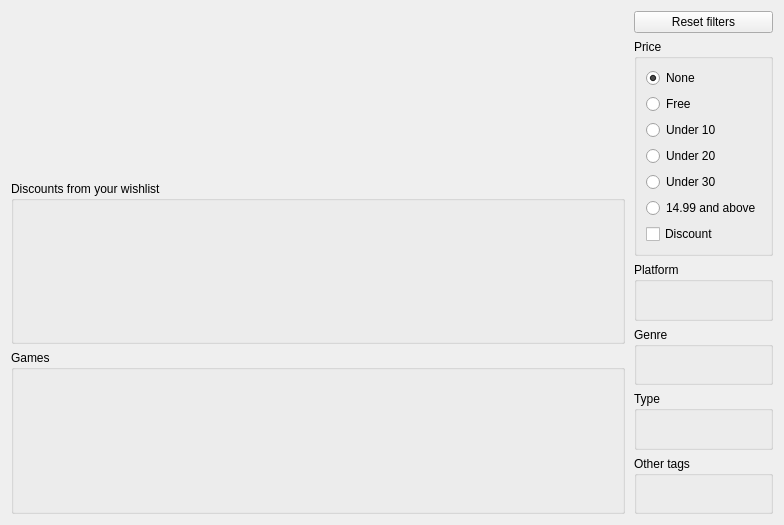
Before: the Qt Designer form rare/ui/components/tabs/store/store.ui in RareDevs/Rare, drawn with Qt 5.
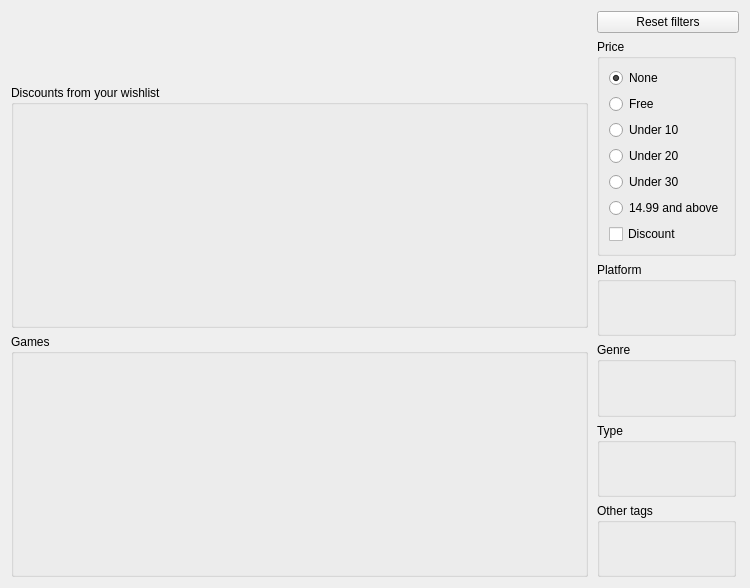
After: the same form once the commit is applied.

Commit message: ShopWidget: Fix layouting again

The edit to the form file:
```diff
--- a/rare/ui/components/tabs/store/store.ui
+++ b/rare/ui/components/tabs/store/store.ui
@@ -6,14 +6,14 @@
    <rect>
     <x>0</x>
     <y>0</y>
-    <width>784</width>
-    <height>525</height>
+    <width>750</width>
+    <height>588</height>
    </rect>
   </property>
   <property name="windowTitle">
    <string notr="true">Store</string>
   </property>
-  <layout class="QHBoxLayout" name="shop_layout" stretch="0,0">
+  <layout class="QHBoxLayout" name="shop_layout" stretch="1,0">
    <item>
     <layout class="QVBoxLayout" name="left_layout">
      <item>
@@ -35,8 +35,8 @@
          <rect>
           <x>0</x>
           <y>0</y>
-          <width>611</width>
-          <height>511</height>
+          <width>583</width>
+          <height>574</height>
          </rect>
         </property>
         <layout class="QVBoxLayout" name="games_container_layout">
@@ -53,7 +53,13 @@
           <number>0</number>
          </property>
          <item>
-          <widget class="QScrollArea" name="free_games_scrollarea">
+          <widget class="QScrollArea" name="free_scrollarea">
+           <property name="sizePolicy">
+            <sizepolicy hsizetype="Expanding" vsizetype="Fixed">
+             <horstretch>0</horstretch>
+             <verstretch>0</verstretch>
+            </sizepolicy>
+           </property>
            <property name="frameShape">
             <enum>QFrame::NoFrame</enum>
            </property>
@@ -71,8 +77,8 @@
              <rect>
               <x>0</x>
               <y>0</y>
-              <width>608</width>
-              <height>166</height>
+              <width>580</width>
+              <height>83</height>
              </rect>
             </property>
            </widget>
@@ -149,8 +155,8 @@
          <rect>
           <x>0</x>
           <y>0</y>
-          <width>151</width>
-          <height>479</height>
+          <width>145</width>
+          <height>542</height>
          </rect>
         </property>
         <layout class="QVBoxLayout" name="filter_container_layout">
@@ -161,7 +167,7 @@
           <number>0</number>
          </property>
          <property name="rightMargin">
-          <number>0</number>
+          <number>3</number>
          </property>
          <property name="bottomMargin">
           <number>0</number>
```
Left out of the diff: 16 changed lines with no effect on the pictures. The commit also changes 3 other files.
